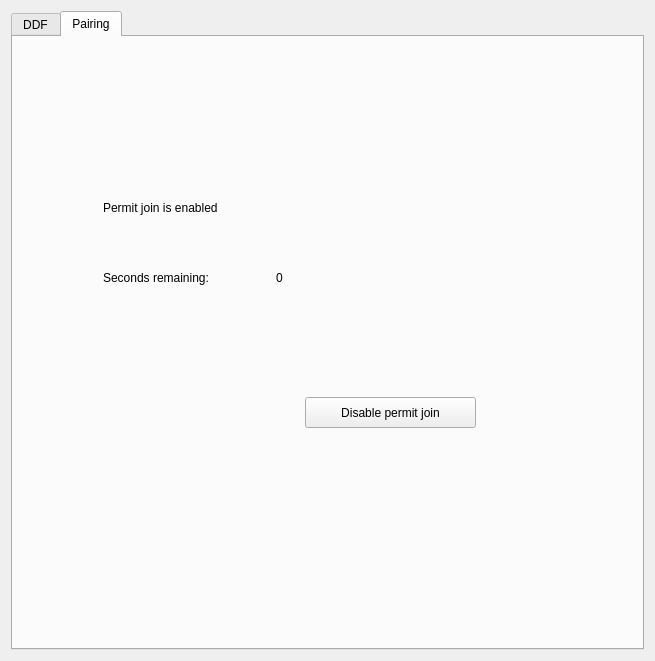
Qt form ui/device_widget.ui (dresden-elektronik/deconz-rest-plugin) before a commit.
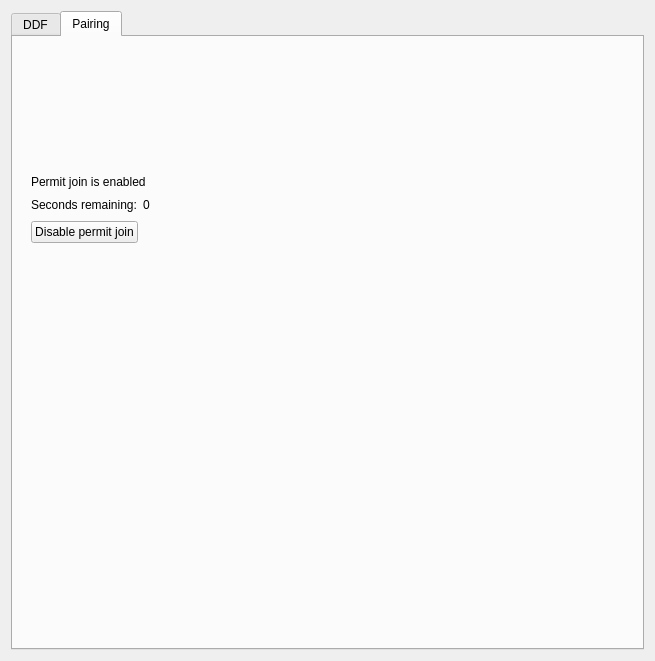
The same form after that commit. The open tabs and pages were chosen to show the change.

Patch:
```diff
--- a/ui/device_widget.ui
+++ b/ui/device_widget.ui
@@ -13,7 +13,7 @@
   <property name="windowTitle">
    <string>Form</string>
   </property>
-  <layout class="QHBoxLayout" name="horizontalLayout">
+  <layout class="QVBoxLayout" name="verticalLayout">
    <item>
     <widget class="QTabWidget" name="tabWidget">
      <property name="currentIndex">
@@ -76,15 +76,9 @@
       <attribute name="title">
        <string>Pairing</string>
       </attribute>
+      <layout class="QVBoxLayout" name="verticalLayout_2">
+       <item>
       <widget class="QStackedWidget" name="permitJoinStackedWidget">
-       <property name="geometry">
-        <rect>
-         <x>70</x>
-         <y>110</y>
-         <width>451</width>
-         <height>331</height>
-        </rect>
-       </property>
        <property name="currentIndex">
         <number>0</number>
        </property>
@@ -117,60 +111,92 @@
         </widget>
        </widget>
        <widget class="QWidget" name="permitJoinEnabledPage">
+          <layout class="QVBoxLayout" name="verticalLayout_4">
+           <item>
+            <spacer name="verticalSpacer_3">
+             <property name="orientation">
+              <enum>Qt::Vertical</enum>
+             </property>
+             <property name="sizeType">
+              <enum>QSizePolicy::Preferred</enum>
+             </property>
+             <property name="sizeHint" stdset="0">
+              <size>
+               <width>20</width>
+               <height>120</height>
+              </size>
+             </property>
+            </spacer>
+           </item>
+           <item>
         <widget class="QLabel" name="label_2">
-         <property name="geometry">
-          <rect>
-           <x>20</x>
-           <y>50</y>
-           <width>231</width>
-           <height>22</height>
-          </rect>
-         </property>
          <property name="text">
           <string>Permit join is enabled</string>
          </property>
         </widget>
+           </item>
+           <item>
+            <layout class="QHBoxLayout" name="horizontalLayout">
+             <item>
         <widget class="QLabel" name="label_3">
-         <property name="geometry">
-          <rect>
-           <x>20</x>
-           <y>120</y>
-           <width>161</width>
-           <height>22</height>
-          </rect>
-         </property>
          <property name="text">
           <string>Seconds remaining:</string>
          </property>
         </widget>
+             </item>
+             <item>
         <widget class="QLabel" name="permitJoinRemainingTimeLabel">
-         <property name="geometry">
-          <rect>
-           <x>193</x>
-           <y>120</y>
-           <width>111</width>
-           <height>22</height>
-          </rect>
-         </property>
          <property name="text">
           <string>0</string>
          </property>
         </widget>
+             </item>
+             <item>
+              <spacer name="horizontalSpacer">
+               <property name="orientation">
+                <enum>Qt::Horizontal</enum>
+               </property>
+               <property name="sizeHint" stdset="0">
+                <size>
+                 <width>40</width>
+                 <height>20</height>
+                </size>
+               </property>
+              </spacer>
+             </item>
+            </layout>
+           </item>
+           <item>
         <widget class="QPushButton" name="disablePermitJoinButton">
-         <property name="geometry">
-          <rect>
-           <x>222</x>
-           <y>250</y>
-           <width>171</width>
-           <height>31</height>
-          </rect>
+             <property name="sizePolicy">
+              <sizepolicy hsizetype="Fixed" vsizetype="Fixed">
+               <horstretch>0</horstretch>
+               <verstretch>0</verstretch>
+              </sizepolicy>
          </property>
          <property name="text">
           <string>Disable permit join</string>
          </property>
         </widget>
-       </widget>
-      </widget>
+           </item>
+           <item>
+            <spacer name="verticalSpacer_4">
+             <property name="orientation">
+              <enum>Qt::Vertical</enum>
+             </property>
+             <property name="sizeHint" stdset="0">
+              <size>
+               <width>20</width>
+               <height>40</height>
+              </size>
+             </property>
+            </spacer>
+           </item>
+          </layout>
+         </widget>
+        </widget>
+       </item>
+      </layout>
      </widget>
     </widget>
    </item>
```
Left out of the diff: 207 changed lines with no effect on the pictures. Lines whose indentation alone changed are shown as unchanged.
